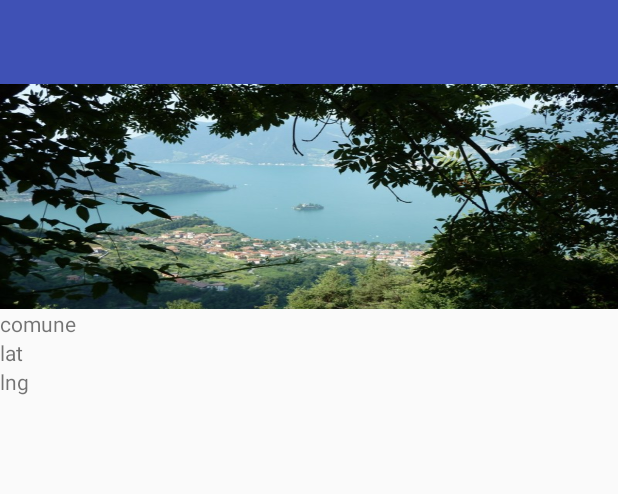
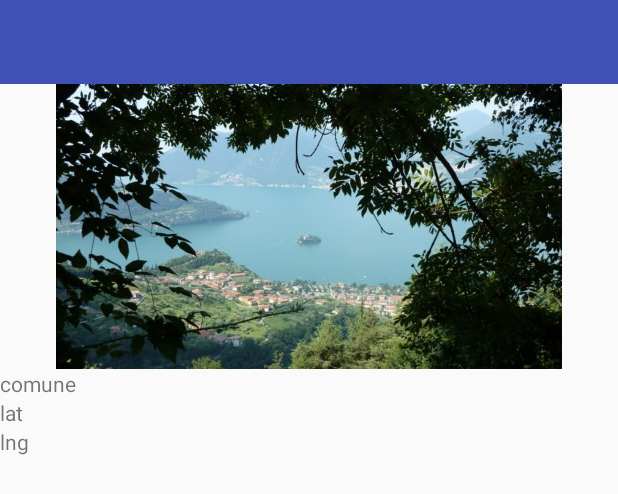
Before and after one commit to Ins90/LagoIseo, an Android app: the layout activity_details.xml on its own in the app's theme, with its tools: preview values and no code run, on a phone screen of 412 x 824 dp. Shown: the top 494 px of the screen. Run offline under Robolectric (Android 15) with nearby library versions, the phone set to English and light mode, and no system bars.

```diff
--- a/app/src/main/res/layout/activity_details.xml
+++ b/app/src/main/res/layout/activity_details.xml
@@ -7,18 +7,11 @@
 
 <include
     layout="@layout/toolbar"/>
-
-<FrameLayout
-    android:layout_width="match_parent"
-    android:layout_height="wrap_content" >
-</FrameLayout>
-<RelativeLayout xmlns:android="http://schemas.android.com/apk/res/android"
-    android:layout_width="match_parent"
-    android:layout_height="150dp"
-    android:background="@drawable/lake"
-    android:orientation="vertical"
-    >
-</RelativeLayout>
+    <ImageView
+        android:id="@+id/iv_details_place"
+        android:layout_width="match_parent"
+        android:layout_height="190dp"
+        android:src="@drawable/lake" />
 
     <TextView
         android:layout_width="wrap_content"
```
Also changed, not shown: app/src/main/java/it/inserrafesta/iseomap/activity/DetailsActivity.java (+31 -0 lines), 2 other files.
